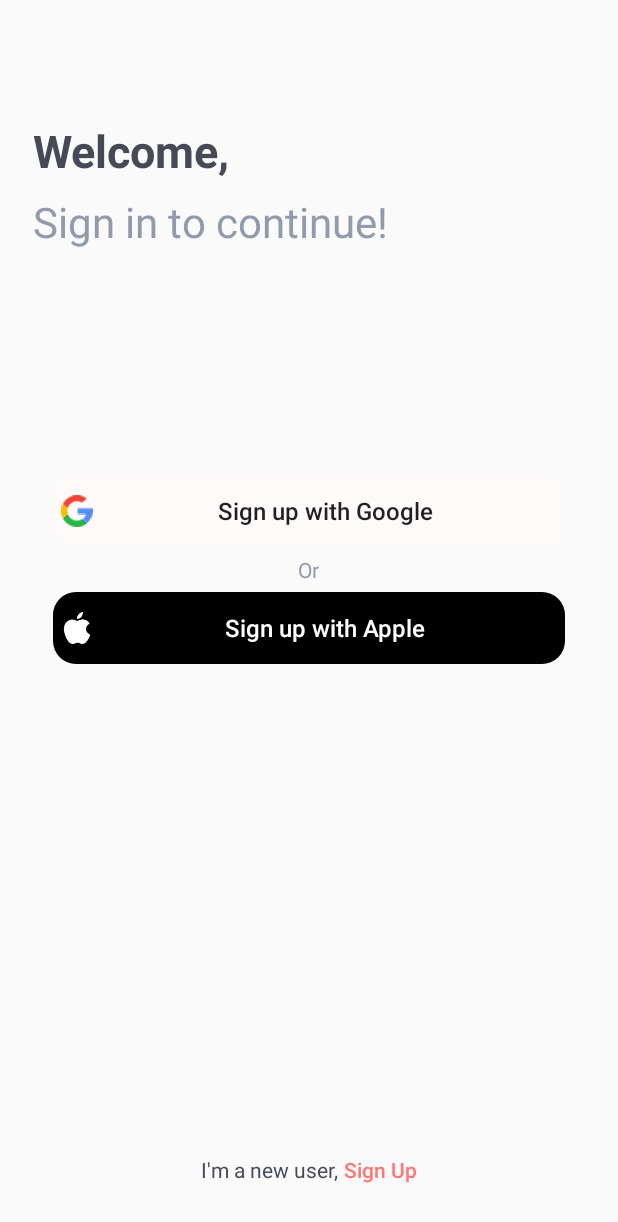
After one commit to GeraudLuku/TenantsandLandlords, an Android app: the LoginActivity screen opened directly, with no data from a screen before it, on a phone screen of 412 x 824 dp. The commit adds this screen. Shown: the top 1222 px of the screen. Run offline under Robolectric (Android 15) with nearby library versions, the phone set to English and light mode, and no system bars.

Commit message:
added login activity and designed view

```diff
--- a/app/src/main/AndroidManifest.xml
+++ b/app/src/main/AndroidManifest.xml
@@ -9,7 +9,8 @@
         android:roundIcon="@mipmap/ic_launcher_round"
         android:supportsRtl="true"
         android:theme="@style/AppTheme">
-        <activity android:name=".onboarding.OnboardingActivity"></activity>
+        <activity android:name=".registration.LoginActivity"></activity>
+        <activity android:name=".onboarding.OnboardingActivity" />
         <activity
             android:name=".launcher.SplashActivity"
             android:theme="@style/SplashTheme">
--- a/app/src/main/java/com/example/tenantsandlandlords/launcher/SplashActivity.kt
+++ b/app/src/main/java/com/example/tenantsandlandlords/launcher/SplashActivity.kt
@@ -3,8 +3,8 @@ package com.example.tenantsandlandlords.launcher
 import android.content.Intent
 import android.os.Bundle
 import androidx.appcompat.app.AppCompatActivity
-import com.example.tenantsandlandlords.MainActivity
 import com.example.tenantsandlandlords.onboarding.OnboardingActivity
+import com.example.tenantsandlandlords.registration.LoginActivity
 
 
 class SplashActivity : AppCompatActivity() {
@@ -23,6 +23,7 @@ class SplashActivity : AppCompatActivity() {
             startActivity(intent)
             finish()
         } else
-            startActivity(Intent(this, MainActivity::class.java))
+        //goto the registration section(Login and SignUp)
+            startActivity(Intent(this, LoginActivity::class.java))
     }
 }
--- a/app/src/main/java/com/example/tenantsandlandlords/onboarding/OnboardingActivity.kt
+++ b/app/src/main/java/com/example/tenantsandlandlords/onboarding/OnboardingActivity.kt
@@ -8,8 +8,8 @@ import android.widget.TextView
 import androidx.appcompat.app.AppCompatActivity
 import androidx.core.content.ContextCompat
 import androidx.viewpager.widget.ViewPager.OnPageChangeListener
-import com.example.tenantsandlandlords.MainActivity
 import com.example.tenantsandlandlords.R
+import com.example.tenantsandlandlords.registration.LoginActivity
 import kotlinx.android.synthetic.main.activity_onboarding.*
 
 
@@ -32,13 +32,13 @@ class OnboardingActivity : AppCompatActivity() {
         slideViewPager.addOnPageChangeListener(viewPagerPageChangeListener)
 
         //create dots on screen
-        addDotIndicator(0)
+        addDotIndicator(mCurrentPage)
 
         //set next button on click listener
         nextBtn.setOnClickListener {
             if (mCurrentPage == mDots.size - 1) {
                 //navigate to sign up activity
-                startActivity(Intent(this, MainActivity::class.java))
+                startActivity(Intent(this, LoginActivity::class.java))
                 //set sharedpreferences value for first time started the app to false
                 val prefs = getSharedPreferences("prefs", MODE_PRIVATE)
                 val editor = prefs.edit()
--- /dev/null
+++ b/app/src/main/java/com/example/tenantsandlandlords/registration/LoginActivity.kt
@@ -0,0 +1,12 @@
+package com.example.tenantsandlandlords.registration
+
+import android.os.Bundle
+import androidx.appcompat.app.AppCompatActivity
+import com.example.tenantsandlandlords.R
+
+class LoginActivity : AppCompatActivity() {
+    override fun onCreate(savedInstanceState: Bundle?) {
+        super.onCreate(savedInstanceState)
+        setContentView(R.layout.activity_login)
+    }
+}
--- a/app/src/main/res/drawable/button_bg.xml
+++ b/app/src/main/res/drawable/button_bg.xml
@@ -1,6 +1,5 @@
 <?xml version="1.0" encoding="utf-8"?>
 <shape xmlns:android="http://schemas.android.com/apk/res/android"
     android:shape="rectangle">
-    <corners
-        android:radius="10dp" />
+    <corners android:radius="15dp" />
 </shape>
--- /dev/null
+++ b/app/src/main/res/layout/activity_login.xml
@@ -0,0 +1,120 @@
+<?xml version="1.0" encoding="utf-8"?>
+<androidx.constraintlayout.widget.ConstraintLayout xmlns:android="http://schemas.android.com/apk/res/android"
+    xmlns:app="http://schemas.android.com/apk/res-auto"
+    xmlns:tools="http://schemas.android.com/tools"
+    android:layout_width="match_parent"
+    android:layout_height="match_parent"
+    tools:context=".registration.LoginActivity">
+
+    <TextView
+        android:id="@+id/textView"
+        android:layout_width="wrap_content"
+        android:layout_height="wrap_content"
+        android:layout_marginStart="22dp"
+        android:layout_marginTop="80dp"
+        android:text="Welcome,"
+        android:textColor="@color/text_primary"
+        android:textSize="30sp"
+        android:textStyle="bold"
+        app:layout_constraintStart_toStartOf="parent"
+        app:layout_constraintTop_toTopOf="parent" />
+
+    <TextView
+        android:id="@+id/textView2"
+        android:layout_width="wrap_content"
+        android:layout_height="wrap_content"
+        android:layout_marginStart="22dp"
+        android:layout_marginTop="8dp"
+        android:text="Sign in to continue!"
+        android:textColor="@color/text_secondary"
+        android:textSize="28sp"
+        app:layout_constraintStart_toStartOf="parent"
+        app:layout_constraintTop_toBottomOf="@+id/textView" />
+
+
+    <LinearLayout
+        android:layout_width="0dp"
+        android:layout_height="wrap_content"
+        android:layout_marginStart="35dp"
+        android:layout_marginTop="150dp"
+        android:layout_marginEnd="35dp"
+        android:orientation="vertical"
+        app:layout_constraintEnd_toEndOf="parent"
+        app:layout_constraintHorizontal_bias="0.0"
+        app:layout_constraintStart_toStartOf="parent"
+        app:layout_constraintTop_toBottomOf="@+id/textView2">
+
+        <Button
+            android:id="@+id/button"
+            android:layout_width="match_parent"
+            android:layout_height="0dp"
+            android:layout_gravity="center"
+            android:padding="5dp"
+            android:layout_weight="2"
+            android:background="@drawable/button_bg"
+            android:backgroundTint="#fffafa"
+            android:text="Sign up with Google"
+            android:drawableStart="@drawable/google_icon"
+            android:textAllCaps="false"
+            android:textSize="16sp" />
+
+
+        <TextView
+            android:id="@+id/textView5"
+            android:layout_width="wrap_content"
+            android:layout_height="0dp"
+            android:layout_gravity="center"
+            android:layout_marginTop="5dp"
+            android:layout_marginBottom="5dp"
+            android:layout_weight="1"
+            android:text="Or"
+            android:textAllCaps="false"
+            android:textColor="@color/text_secondary" />
+
+        <Button
+            android:id="@+id/button2"
+            android:layout_width="match_parent"
+            android:layout_height="0dp"
+            android:layout_gravity="center"
+            android:padding="5dp"
+            android:layout_weight="2"
+            android:background="@drawable/button_bg"
+            android:text="Sign up with Apple"
+            android:textColor="@color/white"
+            android:drawableStart="@drawable/apple_icon"
+            android:backgroundTint="@android:color/black"
+            android:textAllCaps="false"
+            android:textSize="16sp" />
+
+    </LinearLayout>
+
+    <LinearLayout
+        android:layout_width="wrap_content"
+        android:layout_height="wrap_content"
+        android:layout_marginBottom="20dp"
+        android:orientation="horizontal"
+        app:layout_constraintBottom_toBottomOf="parent"
+        app:layout_constraintEnd_toEndOf="parent"
+        app:layout_constraintStart_toStartOf="parent">
+
+        <TextView
+            android:id="@+id/textView3"
+            android:layout_width="wrap_content"
+            android:layout_height="wrap_content"
+            android:text="I'm a new user,"
+            android:textColor="@color/text_primary" />
+
+        <Button
+            android:id="@+id/textView4"
+            android:layout_width="50dp"
+            android:layout_height="wrap_content"
+            android:layout_marginStart="3dp"
+            android:background="@android:color/transparent"
+            android:text="Sign Up"
+            android:textAllCaps="false"
+            android:textColor="@color/glamour"
+            android:textSize="14sp" />
+
+    </LinearLayout>
+
+</androidx.constraintlayout.widget.ConstraintLayout>
```
Also changed, not shown: app/src/main/res/drawable-hdpi/apple_icon.png (added), app/src/main/res/drawable-hdpi/google_icon.png (added), app/src/main/res/drawable-mdpi/apple_icon.png (added), app/src/main/res/drawable-mdpi/google_icon.png (added), app/src/main/res/drawable-xhdpi/apple_icon.png (added), app/src/main/res/drawable-xhdpi/google_icon.png (added), app/src/main/res/drawable-xxhdpi/apple_icon.png (added), app/src/main/res/drawable-xxhdpi/google_icon.png (added).
